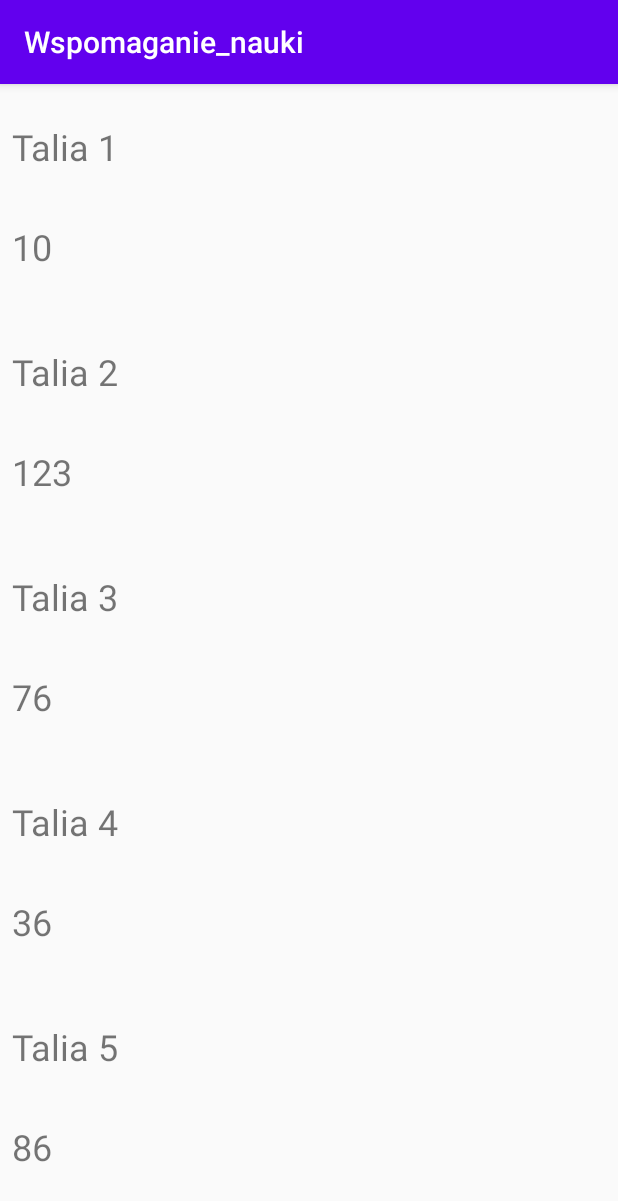
After one commit to szymonszymecki/Wspomaganie_nauki, an Android app: the DeckListActivity screen opened directly, with no data from a screen before it, on a phone screen of 412 x 824 dp. The commit adds this screen. Shown: the top 1201 px of the screen. Run offline under Robolectric (Android 15) with nearby library versions, the phone set to English and light mode, and no system bars; our stand-ins replace data binding.

Commit message:
Added data binding to the project and basic RecyclerView

```diff
--- a/app/src/main/AndroidManifest.xml
+++ b/app/src/main/AndroidManifest.xml
@@ -9,6 +9,7 @@
         android:roundIcon="@mipmap/ic_launcher_round"
         android:supportsRtl="true"
         android:theme="@style/Theme.Wspomaganie_nauki">
+        <activity android:name=".DeckListActivity"></activity>
         <activity android:name=".MainActivity">
             <intent-filter>
                 <action android:name="android.intent.action.MAIN" />
--- /dev/null
+++ b/app/src/main/java/com/example/wspomaganie_nauki/Deck.kt
@@ -0,0 +1,6 @@
+package com.example.wspomaganie_nauki
+
+data class Deck(
+    var title: String,
+    var count: Int
+)
--- /dev/null
+++ b/app/src/main/java/com/example/wspomaganie_nauki/DeckListActivity.kt
@@ -0,0 +1,32 @@
+package com.example.wspomaganie_nauki
+
+import android.os.Bundle
+import androidx.appcompat.app.AppCompatActivity
+import androidx.recyclerview.widget.LinearLayoutManager
+import com.example.wspomaganie_nauki.databinding.ActivityDeckListBinding
+
+class DeckListActivity : AppCompatActivity() {
+
+    private lateinit var binding: ActivityDeckListBinding
+
+    override fun onCreate(savedInstanceState: Bundle?) {
+        super.onCreate(savedInstanceState)
+        binding = ActivityDeckListBinding.inflate(layoutInflater)
+        val view = binding.root
+        setContentView(view)
+
+        val deckList = mutableListOf(
+            Deck("Talia 1", 10),
+            Deck("Talia 2", 123),
+            Deck("Talia 3", 76),
+            Deck("Talia 4", 36),
+            Deck("Talia 5", 86),
+            Deck("Talia 6", 108),
+            Deck("Talia 7", 33),
+        )
+
+        val adapter = DeckListAdapter(deckList)
+        binding.rvDeckList.adapter = adapter
+        binding.rvDeckList.layoutManager = LinearLayoutManager(this)
+    }
+}
--- /dev/null
+++ b/app/src/main/java/com/example/wspomaganie_nauki/DeckListAdapter.kt
@@ -0,0 +1,32 @@
+package com.example.wspomaganie_nauki
+
+import android.view.LayoutInflater
+import android.view.ViewGroup
+import androidx.recyclerview.widget.RecyclerView
+import com.example.wspomaganie_nauki.databinding.ItemDeckListBinding
+
+class DeckListAdapter(
+    var decks: List<Deck>
+) : RecyclerView.Adapter<DeckListAdapter.DeckListViewHolder>() {
+
+
+    inner class DeckListViewHolder(private val binding: ItemDeckListBinding) : RecyclerView.ViewHolder(binding.root) {
+        fun bind(deck: Deck) {
+            binding.tvDeckTitle.text = deck.title
+            binding.tvDeckFlashcardsCount.text = deck.count.toString()
+        }
+    }
+
+    override fun onCreateViewHolder(parent: ViewGroup, viewType: Int): DeckListViewHolder {
+        val binding = ItemDeckListBinding.inflate(LayoutInflater.from(parent.context), parent, false)
+        return DeckListViewHolder(binding)
+    }
+
+    override fun onBindViewHolder(holder: DeckListViewHolder, position: Int) {
+        holder.bind(decks[position])
+    }
+
+    override fun getItemCount(): Int {
+        return decks.size
+    }
+}
--- /dev/null
+++ b/app/src/main/res/layout/activity_deck_list.xml
@@ -0,0 +1,26 @@
+<?xml version="1.0" encoding="utf-8"?>
+<layout xmlns:android="http://schemas.android.com/apk/res/android"
+    xmlns:app="http://schemas.android.com/apk/res-auto"
+    xmlns:tools="http://schemas.android.com/tools">
+
+    <data>
+
+    </data>
+
+    <androidx.constraintlayout.widget.ConstraintLayout
+        android:layout_width="match_parent"
+        android:layout_height="match_parent"
+        tools:context=".DeckListActivity">
+
+        <androidx.recyclerview.widget.RecyclerView
+            android:id="@+id/rvDeckList"
+            android:layout_width="match_parent"
+            android:layout_height="0dp"
+            app:layout_constraintBottom_toBottomOf="parent"
+            app:layout_constraintEnd_toEndOf="parent"
+            app:layout_constraintHorizontal_bias="0.5"
+            app:layout_constraintStart_toStartOf="parent"
+            app:layout_constraintTop_toTopOf="parent" />
+
+    </androidx.constraintlayout.widget.ConstraintLayout>
+</layout>
--- /dev/null
+++ b/app/src/main/res/layout/item_deck_list.xml
@@ -0,0 +1,39 @@
+<?xml version="1.0" encoding="utf-8"?>
+<layout xmlns:android="http://schemas.android.com/apk/res/android"
+    xmlns:app="http://schemas.android.com/apk/res-auto"
+    xmlns:tools="http://schemas.android.com/tools">
+
+    <data>
+
+    </data>
+
+    <androidx.constraintlayout.widget.ConstraintLayout
+        android:layout_width="match_parent"
+        android:layout_height="150dp">
+
+        <TextView
+            android:id="@+id/tvDeckTitle"
+            android:layout_width="0dp"
+            android:layout_height="wrap_content"
+            android:ellipsize="end"
+            android:maxLines="1"
+            android:padding="8dp"
+            android:text="Tytuł"
+            android:textSize="24sp"
+            app:layout_constraintBottom_toTopOf="@+id/tvDeckFlashcardsCount"
+            app:layout_constraintStart_toStartOf="parent"
+            app:layout_constraintTop_toTopOf="parent" />
+
+        <TextView
+            android:id="@+id/tvDeckFlashcardsCount"
+            android:layout_width="0dp"
+            android:layout_height="wrap_content"
+            android:padding="8dp"
+            android:text="100"
+            android:textSize="24sp"
+            app:layout_constraintBottom_toBottomOf="parent"
+            app:layout_constraintStart_toStartOf="parent"
+            app:layout_constraintTop_toBottomOf="@+id/tvDeckTitle" />
+
+    </androidx.constraintlayout.widget.ConstraintLayout>
+</layout>
--- a/gradle.properties
+++ b/gradle.properties
@@ -13,3 +13,5 @@ org.gradle.jvmargs=-Xmx2048m -Dfile.encoding=UTF-8
 # org.gradle.parallel=true
 # Kotlin code style for this project: "official" or "obsolete":
 kotlin.code.style=official
+android.enableJetifier=true
+android.useAndroidX=true
```
Also changed, not shown: app/build.gradle (+11 -6 lines), app/src/main/java/com/example/wspomaganie_nauki/MainActivity.kt (+23 -2 lines), app/src/main/res/layout/activity_main.xml (+48 -5 lines).
